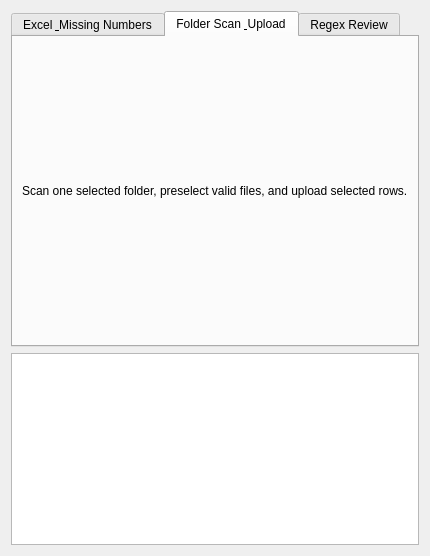
Before: the Qt Designer form ui_qt/forms/main_window.ui in minhnhatnguyen6297-a11y/upload_lab, drawn with Qt 5.
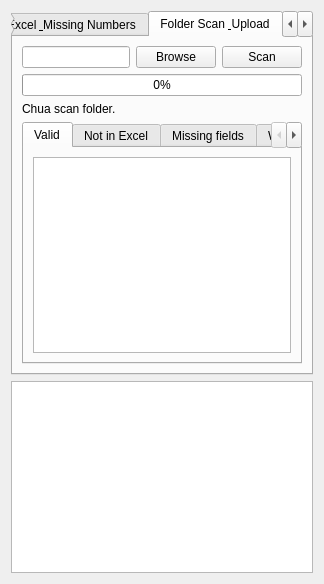
After: the same form once the commit is applied. The open tabs and pages were chosen to show the change.

Commit message: build Qt folder scan result groups

The edit to the form file:
```diff
--- a/ui_qt/forms/main_window.ui
+++ b/ui_qt/forms/main_window.ui
@@ -124,12 +124,149 @@
       </attribute>
       <layout class="QVBoxLayout" name="folderLayout">
        <item>
-        <widget class="QLabel" name="folderPlaceholder">
+        <layout class="QHBoxLayout" name="folderPathLayout">
+         <item>
+          <widget class="QLineEdit" name="folderPathEdit"/>
+         </item>
+         <item>
+          <widget class="QPushButton" name="browseFolderButton">
+           <property name="text">
+            <string>Browse</string>
+           </property>
+          </widget>
+         </item>
+         <item>
+          <widget class="QPushButton" name="scanFolderButton">
+           <property name="text">
+            <string>Scan</string>
+           </property>
+          </widget>
+         </item>
+        </layout>
+       </item>
+       <item>
+        <widget class="QProgressBar" name="scanProgressBar">
+         <property name="value">
+          <number>0</number>
+         </property>
+        </widget>
+       </item>
+       <item>
+        <widget class="QLabel" name="scanSummaryLabel">
          <property name="text">
-          <string>Scan one selected folder, preselect valid files, and upload selected rows.</string>
+          <string>Chua scan folder.</string>
          </property>
         </widget>
        </item>
+       <item>
+        <widget class="QTabWidget" name="scanResultTabs">
+         <property name="currentIndex">
+          <number>0</number>
+         </property>
+         <widget class="QWidget" name="validUploadTab">
+          <attribute name="title">
+           <string>Valid</string>
+          </attribute>
+          <layout class="QVBoxLayout" name="validUploadLayout">
+           <item>
+            <widget class="QTableWidget" name="validUploadTable">
+             <property name="columnCount">
+              <number>0</number>
+             </property>
+             <property name="rowCount">
+              <number>0</number>
+             </property>
+            </widget>
+           </item>
+          </layout>
+         </widget>
+         <widget class="QWidget" name="notInExcelTab">
+          <attribute name="title">
+           <string>Not in Excel</string>
+          </attribute>
+          <layout class="QVBoxLayout" name="notInExcelLayout">
+           <item>
+            <widget class="QTableWidget" name="notInExcelTable">
+             <property name="columnCount">
+              <number>0</number>
+             </property>
+             <property name="rowCount">
+              <number>0</number>
+             </property>
+            </widget>
+           </item>
+          </layout>
+         </widget>
+         <widget class="QWidget" name="missingFieldsTab">
+          <attribute name="title">
+           <string>Missing fields</string>
+          </attribute>
+          <layout class="QVBoxLayout" name="missingFieldsLayout">
+           <item>
+            <widget class="QTableWidget" name="missingFieldsTable">
+             <property name="columnCount">
+              <number>0</number>
+             </property>
+             <property name="rowCount">
+              <number>0</number>
+             </property>
+            </widget>
+           </item>
+          </layout>
+         </widget>
+         <widget class="QWidget" name="webDuplicateTab">
+          <attribute name="title">
+           <string>Web duplicates</string>
+          </attribute>
+          <layout class="QVBoxLayout" name="webDuplicateLayout">
+           <item>
+            <widget class="QTableWidget" name="webDuplicateTable">
+             <property name="columnCount">
+              <number>0</number>
+             </property>
+             <property name="rowCount">
+              <number>0</number>
+             </property>
+            </widget>
+           </item>
+          </layout>
+         </widget>
+         <widget class="QWidget" name="localDuplicateTab">
+          <attribute name="title">
+           <string>Local duplicates</string>
+          </attribute>
+          <layout class="QVBoxLayout" name="localDuplicateLayout">
+           <item>
+            <widget class="QTableWidget" name="localDuplicateTable">
+             <property name="columnCount">
+              <number>0</number>
+             </property>
+             <property name="rowCount">
+              <number>0</number>
+             </property>
+            </widget>
+           </item>
+          </layout>
+         </widget>
+         <widget class="QWidget" name="excelMissingInFolderTab">
+          <attribute name="title">
+           <string>Excel missing</string>
+          </attribute>
+          <layout class="QVBoxLayout" name="excelMissingInFolderLayout">
+           <item>
+            <widget class="QTableWidget" name="excelMissingInFolderTable">
+             <property name="columnCount">
+              <number>0</number>
+             </property>
+             <property name="rowCount">
+              <number>0</number>
+             </property>
+            </widget>
+           </item>
+          </layout>
+         </widget>
+        </widget>
+       </item>
       </layout>
      </widget>
      <widget class="QWidget" name="regexTab">
```
The commit also changes 3 other files.
